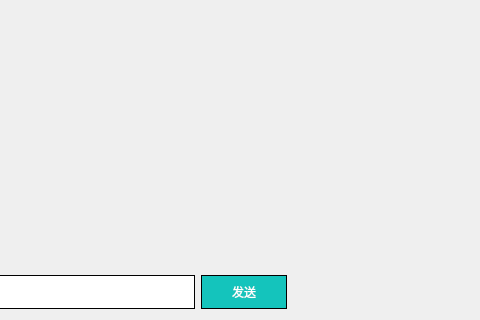
This is SleepRoom/overlay.ui in jkjkil4/CloudSleep_JVer as Qt 5 draws it before an edit; both pictures show x 323 to 803 and y 297 to 617 of the 1002 by 617 pixel window. The edited form follows.
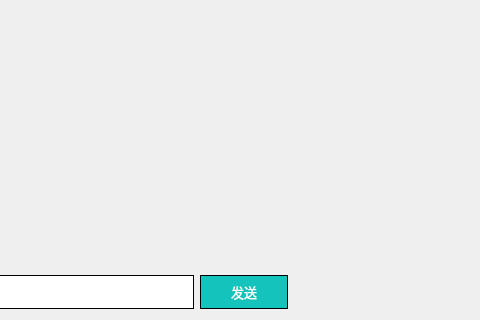
This is the edited form.

Commit message: 移动端缩放适配

Patch:
```diff
--- a/SleepRoom/overlay.ui
+++ b/SleepRoom/overlay.ui
@@ -68,6 +68,11 @@
          <height>34</height>
         </size>
        </property>
+       <property name="font">
+        <font>
+         <pointsize>10</pointsize>
+        </font>
+       </property>
        <property name="focusPolicy">
         <enum>Qt::NoFocus</enum>
        </property>
```
The commit also changes 2 other files.
